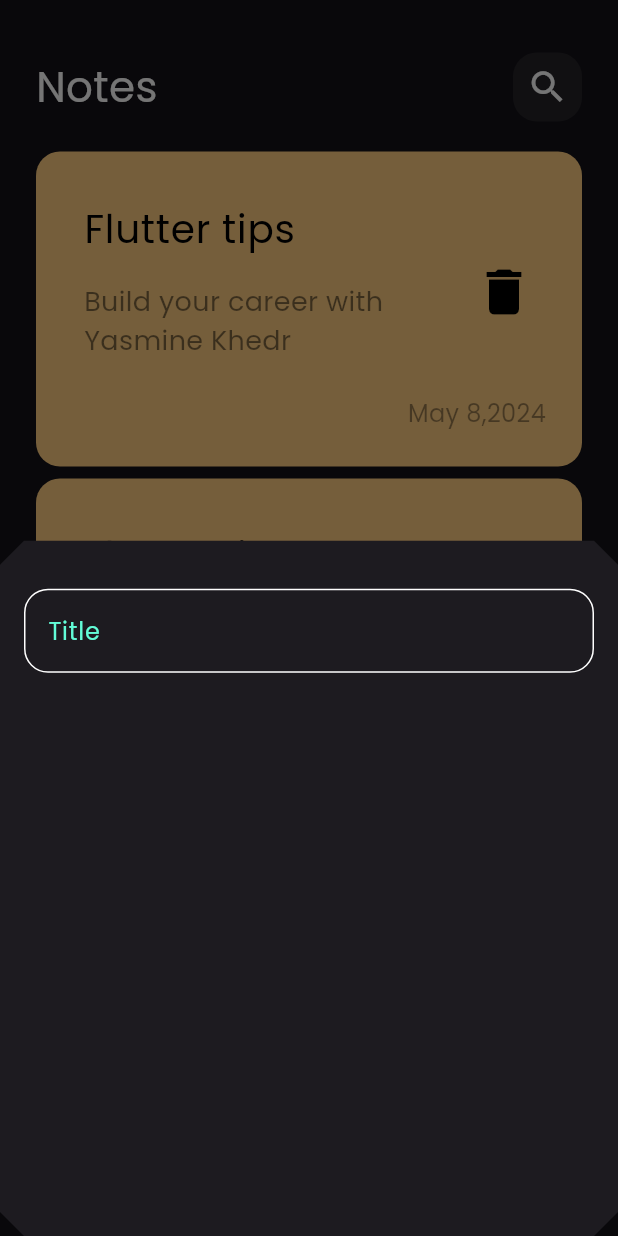
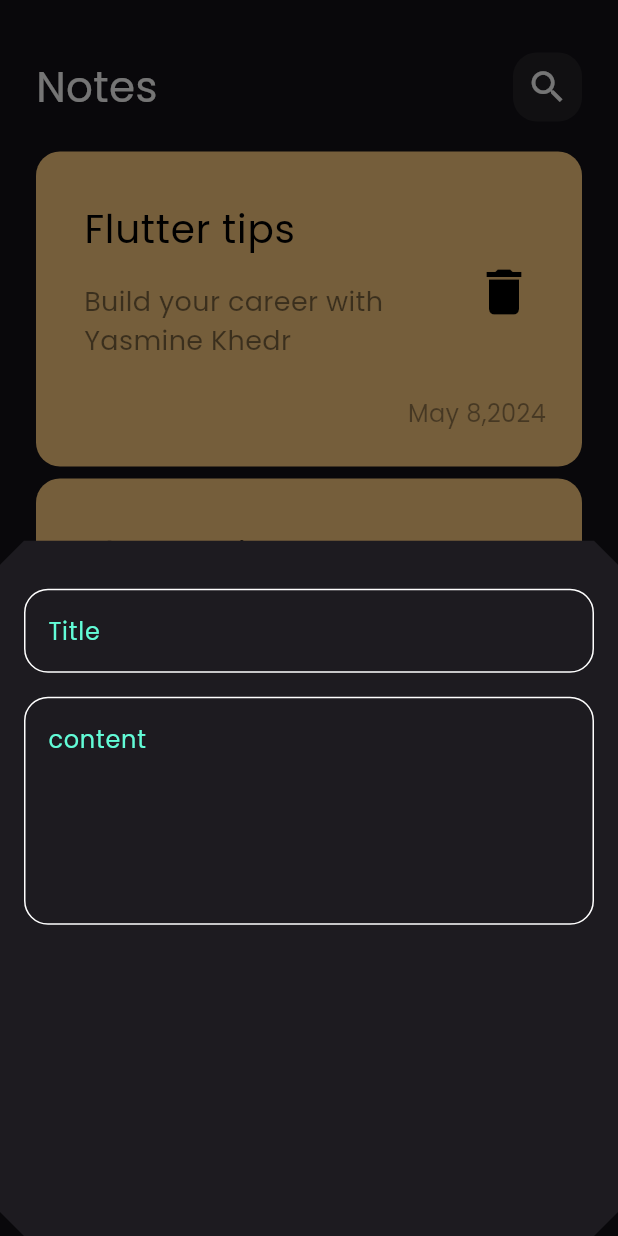
Before and after one commit to yasminekhedr2/note_app, a Flutter app: the screen it shows after launch, after a tap on the "add" icon, on a phone screen of 412 x 824 dp. Run offline on Flutter 3.47's test engine with Material 3 defaults, Android fonts, the phone set to English and light mode, and no system bars.

Commit message:
add fields to bottom sheet

```diff
--- a/lib/views/widgets/add_note_bottom_sheet.dart
+++ b/lib/views/widgets/add_note_bottom_sheet.dart
@@ -10,7 +10,10 @@ class addBottomSheet extends StatelessWidget {
       padding: const EdgeInsets.symmetric(horizontal: 16),
       child: Column(children: [
         SizedBox(height: 32),
-        CustomTextField()
+        CustomTextField(hint: "Title",),
+        SizedBox(height: 16,),
+        CustomTextField(hint: "content",
+        maxlines: 5,)
       ],),
     );
 }
--- a/lib/views/widgets/custom_text_field.dart
+++ b/lib/views/widgets/custom_text_field.dart
@@ -2,16 +2,18 @@ import 'package:flutter/material.dart';
 import 'package:notes_app/constants.dart';
 
 class CustomTextField extends StatelessWidget {
-  const CustomTextField({super.key});
-
+  const CustomTextField({required this.hint,this.maxlines=1});
+final String hint;
+final int maxlines;
   @override
   Widget build(BuildContext context) {
     return TextField(
       cursorColor:KPrimaryColor,
+      maxLines: maxlines,
       decoration: InputDecoration(border: buildBorder(),
       enabledBorder: buildBorder(),
       focusedBorder: buildBorder(KPrimaryColor),
-      hintText: "Title",
+      hintText: hint,
       hintStyle: TextStyle(color: KPrimaryColor)
       ),
     );
```
